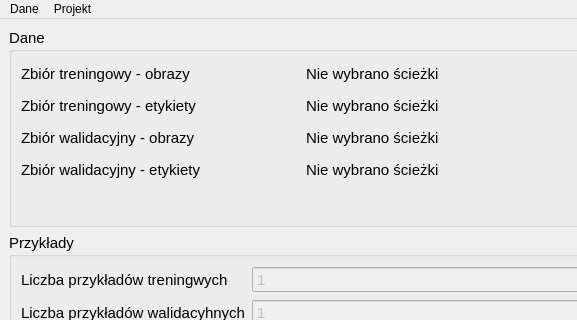
First picture: the form in form.ui, repository rafallewanczyk/PAIN_QT1, before the edit; both pictures show x 0 to 577 and y 0 to 320 of the 1088 by 582 pixel window.
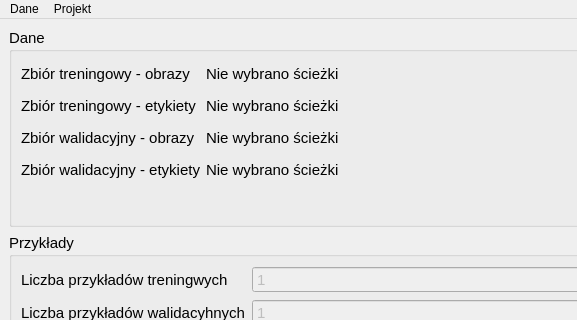
Second picture: the form after the edit.

Diff of the .ui file:
```diff
--- a/form.ui
+++ b/form.ui
@@ -95,6 +95,12 @@
            </item>
            <item row="3" column="0">
             <widget class="QLabel" name="label_2">
+             <property name="sizePolicy">
+              <sizepolicy hsizetype="Maximum" vsizetype="Preferred">
+               <horstretch>0</horstretch>
+               <verstretch>0</verstretch>
+              </sizepolicy>
+             </property>
              <property name="text">
               <string>Zbiór walidacyjny - obrazy</string>
              </property>
@@ -148,6 +154,12 @@
            </item>
            <item row="4" column="0">
             <widget class="QLabel" name="label_12">
+             <property name="sizePolicy">
+              <sizepolicy hsizetype="Maximum" vsizetype="Preferred">
+               <horstretch>0</horstretch>
+               <verstretch>0</verstretch>
+              </sizepolicy>
+             </property>
              <property name="text">
               <string>Zbiór walidacyjny - etykiety</string>
              </property>
@@ -189,6 +201,12 @@
            </item>
            <item row="1" column="0">
             <widget class="QLabel" name="label">
+             <property name="sizePolicy">
+              <sizepolicy hsizetype="Maximum" vsizetype="Preferred">
+               <horstretch>0</horstretch>
+               <verstretch>0</verstretch>
+              </sizepolicy>
+             </property>
              <property name="text">
               <string>Zbiór treningowy - obrazy</string>
              </property>
@@ -196,6 +214,12 @@
            </item>
            <item row="2" column="0">
             <widget class="QLabel" name="label_11">
+             <property name="sizePolicy">
+              <sizepolicy hsizetype="Maximum" vsizetype="Preferred">
+               <horstretch>0</horstretch>
+               <verstretch>0</verstretch>
+              </sizepolicy>
+             </property>
              <property name="text">
               <string>Zbiór treningowy - etykiety</string>
              </property>
```
Left out of the diff: 8 changed lines with no effect on the pictures.
